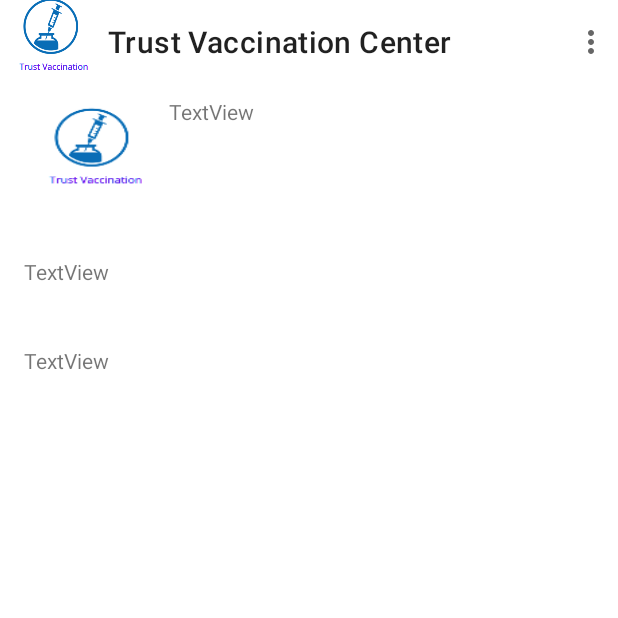
After one commit to harishmashaik/TrustVaccinationApplication, an Android app: the VaccineByAgeActivity screen opened directly, with no data from a screen before it, on a phone screen of 412 x 824 dp, the top half of it. The commit adds this screen. Run offline under Robolectric (Android 15) with nearby library versions, the phone set to English and light mode, and no system bars.

```diff
--- a/app/build.gradle
+++ b/app/build.gradle
@@ -39,7 +39,7 @@ dependencies {
     androidTestImplementation 'androidx.test.ext:junit:1.1.2'
     androidTestImplementation 'androidx.test.espresso:espresso-core:3.3.0'
 
-    implementation 'com.google.android.material:material:1.2.1'
+    implementation 'com.google.android.material:material:1.4.0'
     implementation 'androidx.recyclerview:recyclerview:1.1.0'
     implementation "androidx.cardview:cardview:1.0.0"
 
--- a/app/src/main/AndroidManifest.xml
+++ b/app/src/main/AndroidManifest.xml
@@ -9,7 +9,8 @@
         android:roundIcon="@mipmap/ic_launcher_round"
         android:supportsRtl="true"
         android:theme="@style/AppTheme">
-        <activity android:name=".MyProfileActivity"></activity>
+        <activity android:name=".VaccineByAgeActivity"></activity>
+        <activity android:name=".MyProfileActivity" />
         <activity android:name=".VaccineScheduleActivity" />
         <activity android:name=".WhyVaccinationActivity" />
         <activity android:name=".HomeActivity" />
--- /dev/null
+++ b/app/src/main/java/com/team4/getvaxi/VaccineByAgeActivity.java
@@ -0,0 +1,14 @@
+package com.team4.getvaxi;
+
+import androidx.appcompat.app.AppCompatActivity;
+
+import android.os.Bundle;
+
+public class VaccineByAgeActivity extends AppCompatActivity {
+
+    @Override
+    protected void onCreate(Bundle savedInstanceState) {
+        super.onCreate(savedInstanceState);
+        setContentView(R.layout.activity_vaccine_by_age);
+    }
+}
--- /dev/null
+++ b/app/src/main/res/layout/activity_vaccine_by_age.xml
@@ -0,0 +1,73 @@
+<?xml version="1.0" encoding="utf-8"?>
+<androidx.constraintlayout.widget.ConstraintLayout xmlns:android="http://schemas.android.com/apk/res/android"
+    xmlns:app="http://schemas.android.com/apk/res-auto"
+    xmlns:tools="http://schemas.android.com/tools"
+    android:layout_width="match_parent"
+    android:layout_height="match_parent"
+    tools:context=".VaccineByAgeActivity">
+
+    <include
+        android:id="@+id/include"
+        layout="@layout/toolbar"
+        android:layout_width="416dp"
+        android:layout_height="0dp"
+        tools:layout_editor_absoluteX="-3dp"
+        tools:layout_editor_absoluteY="5dp" />
+
+    <LinearLayout
+        android:id="@+id/linearLayout"
+        android:layout_width="372dp"
+        android:layout_height="87dp"
+        android:orientation="horizontal"
+        app:layout_constraintBottom_toBottomOf="parent"
+        app:layout_constraintEnd_toEndOf="parent"
+        app:layout_constraintHorizontal_bias="0.39"
+        app:layout_constraintStart_toStartOf="parent"
+        app:layout_constraintTop_toBottomOf="@+id/include"
+        app:layout_constraintVertical_bias="0.013">
+
+        <ImageView
+            android:id="@+id/imageView13"
+            android:layout_width="59dp"
+            android:layout_height="76dp"
+            android:layout_weight="1"
+            android:background="@mipmap/ic_launcher_logo"
+            tools:srcCompat="@tools:sample/avatars" />
+
+        <TextView
+            android:id="@+id/textView2"
+            android:layout_width="236dp"
+            android:layout_height="77dp"
+            android:layout_weight="1"
+            android:text="TextView" />
+
+    </LinearLayout>
+
+    <LinearLayout
+        android:layout_width="374dp"
+        android:layout_height="146dp"
+        android:layout_weight="1"
+        android:orientation="vertical"
+        app:layout_constraintBottom_toBottomOf="parent"
+        app:layout_constraintEnd_toEndOf="parent"
+        app:layout_constraintHorizontal_bias="0.421"
+        app:layout_constraintStart_toStartOf="parent"
+        app:layout_constraintTop_toBottomOf="@+id/linearLayout"
+        app:layout_constraintVertical_bias="0.037">
+
+        <TextView
+            android:id="@+id/textView3"
+            android:layout_width="match_parent"
+            android:layout_height="49dp"
+            android:text="TextView"
+            android:layout_marginBottom="10dp"/>
+
+        <TextView
+            android:id="@+id/textView4"
+            android:layout_width="match_parent"
+            android:layout_height="73dp"
+            android:text="TextView" />
+    </LinearLayout>
+
+
+</androidx.constraintlayout.widget.ConstraintLayout>
--- a/app/src/main/res/menu/top_app_bar.xml
+++ b/app/src/main/res/menu/top_app_bar.xml
@@ -1,5 +1,7 @@
 <menu xmlns:android="http://schemas.android.com/apk/res/android"
     xmlns:app="http://schemas.android.com/apk/res-auto">
+
+
 
 
     <item
--- a/app/src/main/res/values/strings.xml
+++ b/app/src/main/res/values/strings.xml
@@ -1,3 +1,9 @@
 <resources>
     <string name="app_name">GetVaxi</string>
+    <string name="login_page_email_hint">Email</string>
+    <string name="login_page_password_hint">Password</string>
+    <string name="login_page_login_button">Login</string>
+    <string name="login_page_forgot_password">Forget Password</string>
+    <string name="login_page_sign_up">Sign Up</string>
+
 </resources>
```
Also changed, not shown: app/src/main/java/com/team4/getvaxi/MainActivity.java (+13 -29 lines), app/src/main/java/com/team4/getvaxi/MyProfileActivity.java (+41 -14 lines), app/src/main/java/com/team4/getvaxi/ProfileCompleteActivity.java (+6 -11 lines), app/src/main/java/com/team4/getvaxi/models/VaccineByAge.java (added, +35 -0 lines), app/src/main/res/layout/activity_login.xml (+6 -5 lines), app/src/main/res/layout/activity_main.xml (+40 -23 lines), 1 other file.
